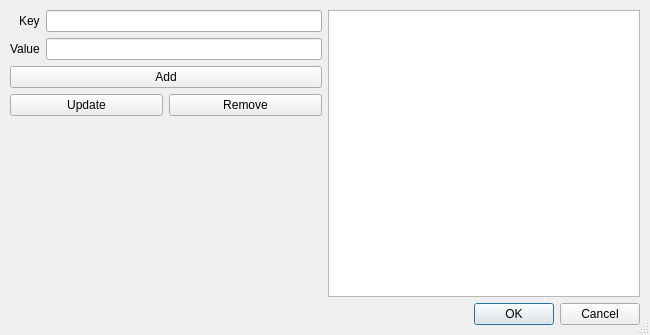
Before: the Qt Designer form qtfred/ui/CustomDataDialog.ui in wookieejedi/fs2open.github.com, drawn with Qt 5.
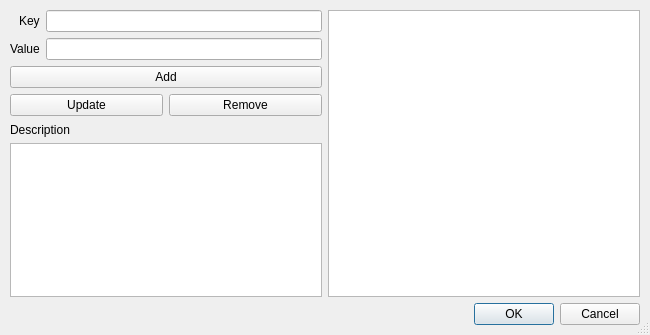
After: the same form once the commit is applied.

Commit message:
Qtfred custom data scripting parity (#7396)
* mirror scripting behavior from fred2

* apply scripted default custom data on new mission
# Conflicts:
#	qtfred/src/mission/dialogs/MissionSpecDialogModel.cpp
#	qtfred/src/ui/dialogs/MissionSpecs/CustomDataDialog.cpp

Diff of the .ui file:
```diff
--- a/qtfred/ui/CustomDataDialog.ui
+++ b/qtfred/ui/CustomDataDialog.ui
@@ -116,6 +116,20 @@
          </property>
         </spacer>
        </item>
+       <item>
+        <widget class="QLabel" name="helpLabel">
+         <property name="text">
+          <string>Description</string>
+         </property>
+        </widget>
+       </item>
+       <item>
+        <widget class="QPlainTextEdit" name="helpTextBrowser">
+         <property name="readOnly">
+          <bool>true</bool>
+         </property>
+        </widget>
+       </item>
       </layout>
      </item>
      <item>
```
The commit also changes 4 other files.
